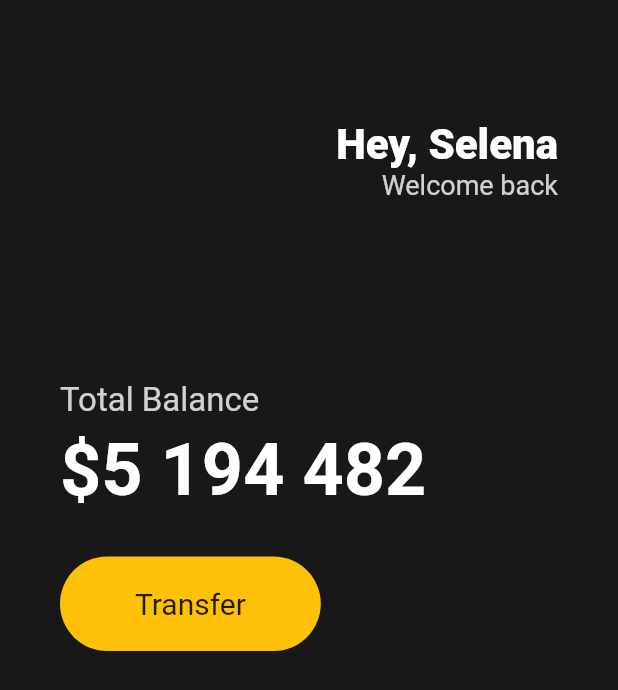
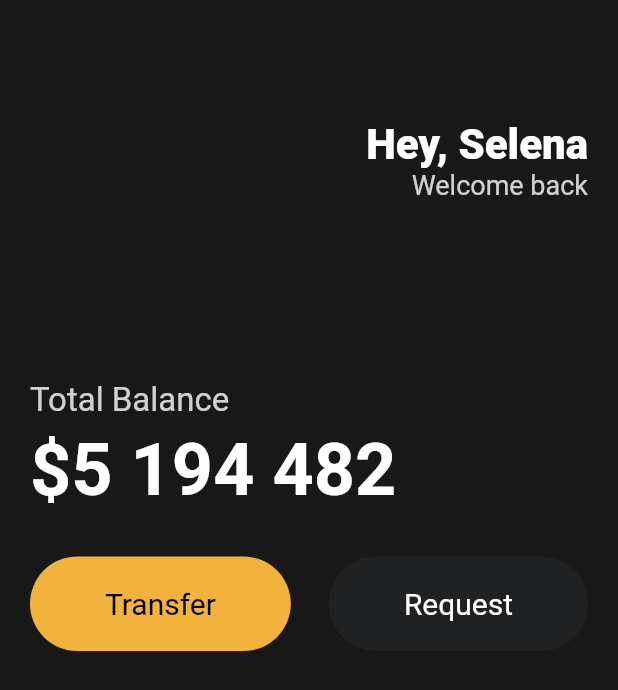
Before and after one commit to hyungraelee/Flutter_basic, a Flutter app: the screen it shows after launch, on a phone screen of 412 x 824 dp. Shown: the top 690 px of the screen. Run offline on Flutter 3.47's test engine with Material 2 defaults, Android fonts, the phone set to English and light mode, and no system bars.

Commit message:
3.5 Reusable Widgets(nomadcoders)

```diff
--- a/toonflix/lib/main.dart
+++ b/toonflix/lib/main.dart
@@ -1,8 +1,8 @@
-import 'package:flutter/cupertino.dart';
 import 'package:flutter/material.dart';
+import 'package:toonflix/widgets/button.dart';
 
 void main() {
-  runApp(App());
+  runApp(const App());
 }
 
 class App extends StatelessWidget {
@@ -15,7 +15,7 @@
           backgroundColor: const Color(0XFF181818),
           body: Padding(
             padding: const EdgeInsets.symmetric(
-              horizontal: 40,
+              horizontal: 20,
             ),
             child: Column(
               crossAxisAlignment: CrossAxisAlignment.start,
@@ -73,27 +73,20 @@
                   height: 30,
                 ),
                 Row(
-                  children: [
-                    Container(
-                      decoration: BoxDecoration(
-                        color: Colors.amber,
-                        borderRadius: BorderRadius.circular(45),
-                      ),
-                      child: const Padding(
-                        padding: EdgeInsets.symmetric(
-                          vertical: 20,
-                          horizontal: 50,
-                        ),
-                        child: Text(
-                          'Transfer',
-                          style: TextStyle(
-                            fontSize: 20,
-                          ),
-                        ),
-                      ),
+                  mainAxisAlignment: MainAxisAlignment.spaceBetween,
+                  children: const [
+                    Button(
+                      text: 'Transfer',
+                      bgColor: Color(0xFFF1B33B),
+                      textColor: Colors.black,
+                    ),
+                    Button(
+                      text: 'Request',
+                      bgColor: Color(0XFF1F2123),
+                      textColor: Colors.white,
                     ),
                   ],
-                )
+                ),
               ],
             ),
           )),
--- /dev/null
+++ b/toonflix/lib/widgets/button.dart
@@ -0,0 +1,37 @@
+import 'package:flutter/material.dart';
+
+class Button extends StatelessWidget {
+  final String text;
+  final Color bgColor;
+  final Color textColor;
+
+  const Button({
+    super.key,
+    required this.text,
+    required this.bgColor,
+    required this.textColor,
+  });
+
+  @override
+  Widget build(BuildContext context) {
+    return Container(
+      decoration: BoxDecoration(
+        color: bgColor,
+        borderRadius: BorderRadius.circular(45),
+      ),
+      child: Padding(
+        padding: const EdgeInsets.symmetric(
+          vertical: 20,
+          horizontal: 50,
+        ),
+        child: Text(
+          text,
+          style: TextStyle(
+            color: textColor,
+            fontSize: 20,
+          ),
+        ),
+      ),
+    );
+  }
+}
```
